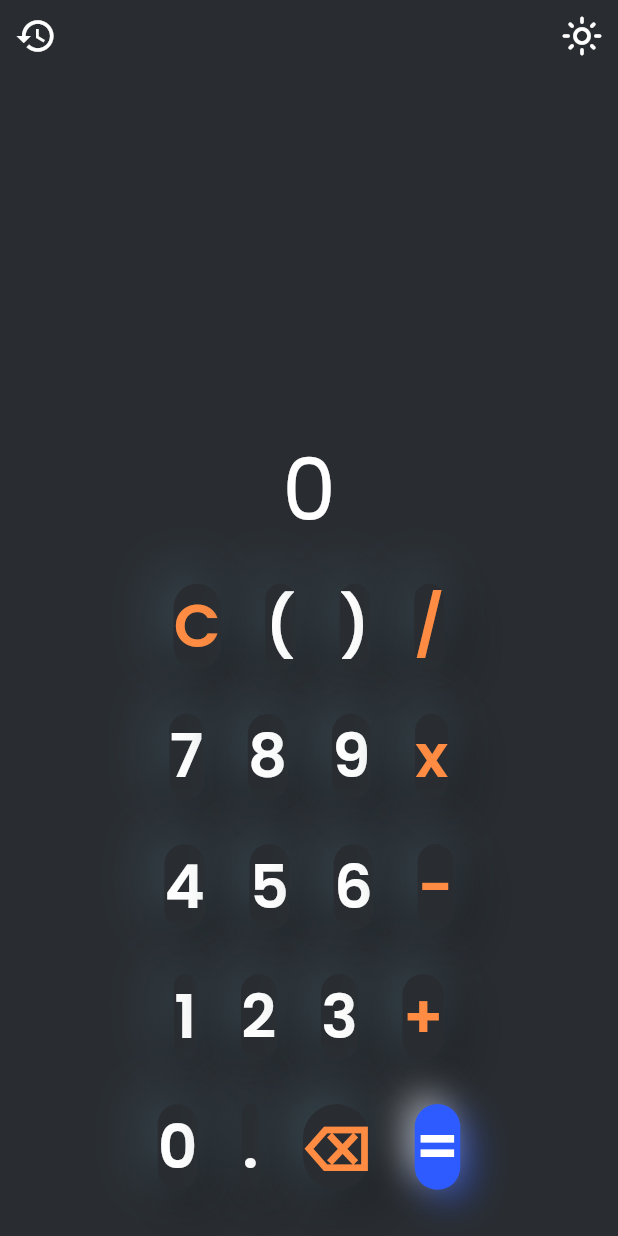
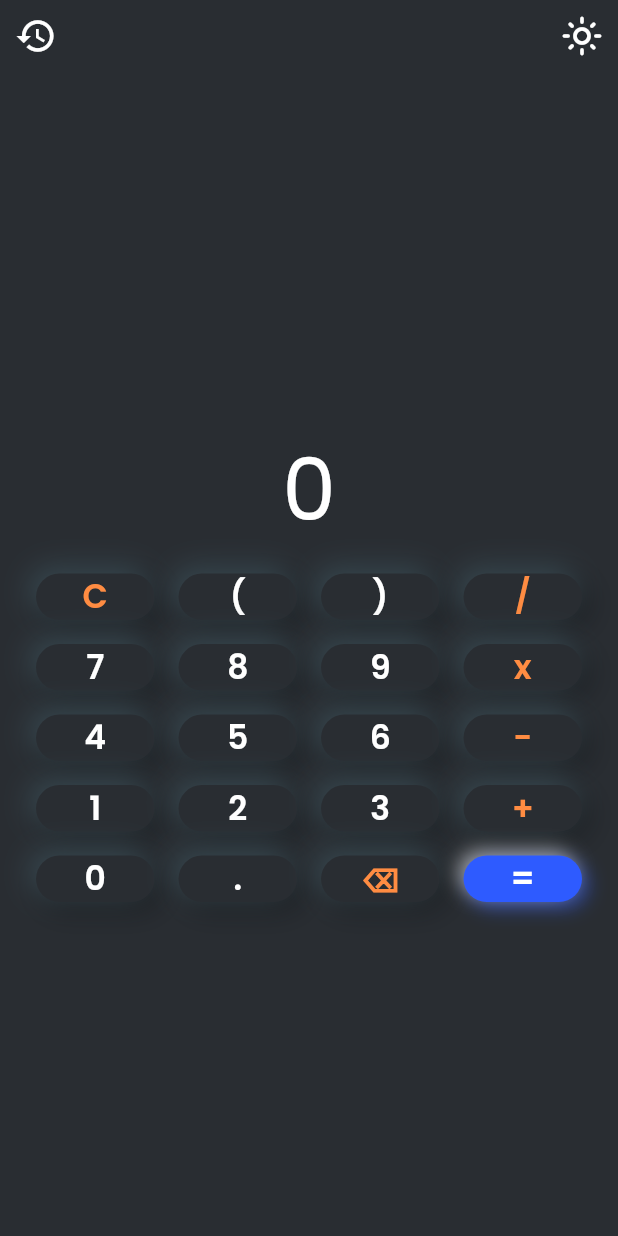
Before and after one commit to digitalninjanv/kalkulator, a Flutter app: the screen it shows after launch, on a phone screen of 412 x 824 dp. Run offline on Flutter 3.47's test engine with Material 3 defaults, Android fonts, the phone set to English and light mode, and no system bars; our stand-ins replace firebase_core, google_fonts, math_expressions; accounts and stored records are empty.

Commit message:
Initial commit

```diff
--- a/lib/main.dart
+++ b/lib/main.dart
@@ -321,7 +321,7 @@ class _BuildButtons extends StatelessWidget {
       flex: isPortrait ? 3 : 2,
       child: Container(
         padding: const EdgeInsets.all(16),
-        child: FittedBox(
+        child: SingleChildScrollView(
           child: Column(
             mainAxisAlignment: MainAxisAlignment.spaceEvenly,
             children: [
```
